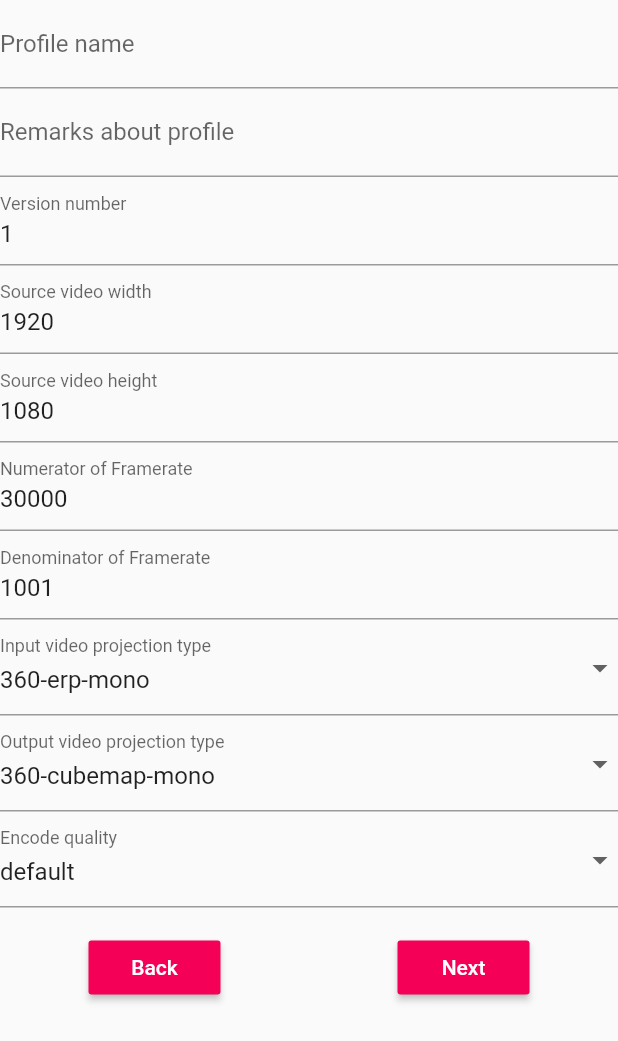
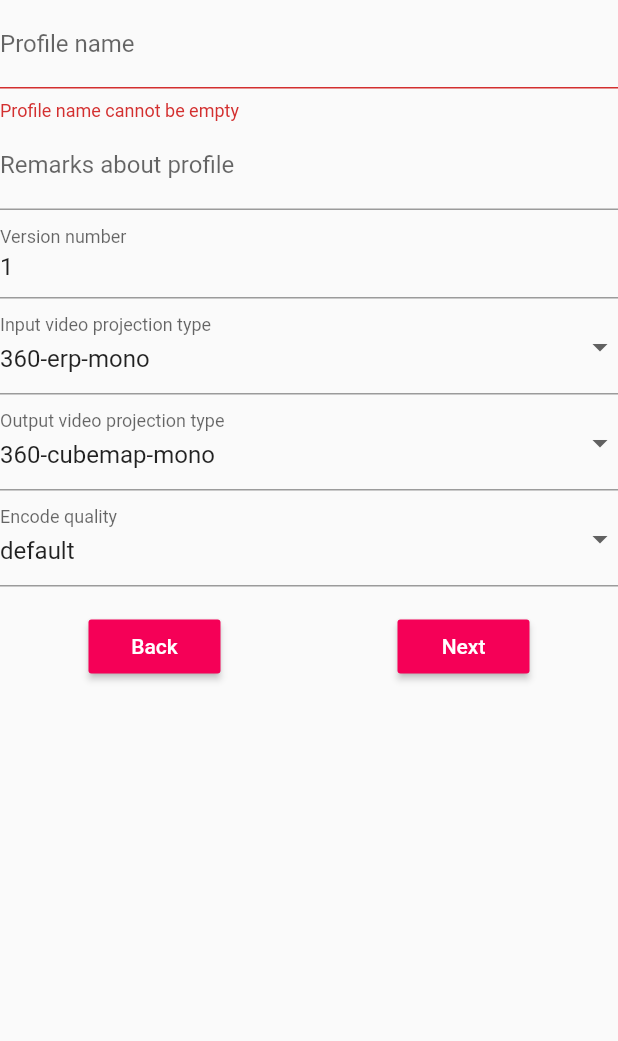
Before and after one commit to Ngoni-Sama/tiledmedia, a Flutter app: the StepProfile widget shown alone on an empty page, opened directly with empty values, on a phone screen of 412 x 824 dp. Shown: the top 1041 px of the screen. Run offline on Flutter 3.47's test engine with Material 2 defaults, Android fonts, the phone set to English and light mode, and no system bars; our stand-ins replace shared_preferences; missing offline and left inert: dart:html; accounts and stored records are empty.

Commit message:
remove resolution and framerate

```diff
--- a/lib/data/models/profile.model.dart
+++ b/lib/data/models/profile.model.dart
@@ -6,10 +6,6 @@ class Profile {
   String name;
   String remark;
   int version;
-  int width;
-  int height;
-  int frameRateNumber;
-  int frameRateDenom;
   String inProjectionType;
   String outProjectionType;
   String encodeQuality;
@@ -28,10 +24,6 @@ class Profile {
     this.name = '';
     this.remark = '';
     this.version = 1;
-    this.width = 1920;
-    this.height = 1080;
-    this.frameRateNumber = 30000;
-    this.frameRateDenom = 1001;
     this.inProjectionType = '360-erp-mono';
     this.outProjectionType = '360-cubemap-mono';
     this.encodeQuality = 'default';
@@ -92,10 +84,6 @@ class Profile {
       : name = json['name'],
         remark = json['remark'],
         version = json['version'],
-        width = json['width'],
-        height = json['height'],
-        frameRateNumber = json['frameRateNumber'],
-        frameRateDenom = json['frameRateDenom'],
         inProjectionType = json['inProjectionType'],
         outProjectionType = json['outProjectionType'],
         encodeQuality = json['encodeQuality'],
@@ -113,10 +101,6 @@ class Profile {
       'name': name,
       'remark': remark,
       'version': version,
-      'width': width,
-      'height': height,
-      'frameRateNumber': frameRateNumber,
-      'frameRateDenom': frameRateDenom,
       'inProjectionType': inProjectionType,
       'outProjectionType': outProjectionType,
       'encodeQuality': encodeQuality,
@@ -136,12 +120,6 @@ class Profile {
       "customer_id": Globals.customerID,
       "api_auth_token": Globals.apiAuthToken,
       "version": version,
-      "width": width,
-      "height": height,
-      "framerate": {
-        "num": frameRateNumber,
-        "denom": frameRateDenom
-      },
       "in_projection_type": inProjectionType,
       "out_projection_type": outProjectionType,
       "encode_quality": encodeQuality
--- a/lib/screens/create_profile/step_complete/step_complete.dart
+++ b/lib/screens/create_profile/step_complete/step_complete.dart
@@ -66,6 +66,7 @@ class _StepCompleteState extends State<StepComplete> {
       width: double.infinity,
       child: Form(
         key: formKey,
+        autovalidate: true,
         child: Column(
           children: <Widget>[
             DropdownButtonFormField(
--- a/lib/screens/create_profile/step_profile/step_profile.dart
+++ b/lib/screens/create_profile/step_profile/step_profile.dart
@@ -49,6 +49,7 @@ class _StepProfileState extends State<StepProfile> {
       width: double.infinity,
       child: Form(
         key: formKey,
+        autovalidate: true,
         child: Column(
           children: <Widget>[
             TextFormField(
@@ -83,66 +84,6 @@ class _StepProfileState extends State<StepProfile> {
               keyboardType: TextInputType.number,
               decoration: InputDecoration(labelText: 'Version number'),
               onSaved: (val) => setState(() => profile.version = int.parse(val)),
-            ),
-            TextFormField(
-              validator: (value) {
-                if (value.isEmpty) {
-                  return 'Width cannot be empty';
-                }
-                if (!isNumeric(value)) {
-                  return 'Width must be numeric';
-                }
-                return null;
-              },
-              initialValue: profile.width.toString(),
-              keyboardType: TextInputType.number,
-              decoration: InputDecoration(labelText: 'Source video width'),
-              onSaved: (val) => setState(() => profile.width = int.parse(val)),
-            ),
-            TextFormField(
-              validator: (value) {
-                if (value.isEmpty) {
-                  return 'Height cannot be empty';
-                }
-                if (!isNumeric(value)) {
-                  return 'Height must be numeric';
-                }
-                return null;
-              },
-              initialValue: profile.height.toString(),
-              keyboardType: TextInputType.number,
-              decoration: InputDecoration(labelText: 'Source video height'),
-              onSaved: (val) => setState(() => profile.height = int.parse(val)),
-            ),
-            TextFormField(
-              validator: (value) {
-                if (value.isEmpty) {
-                  return 'Framerate cannot be empty';
-                }
-                if (!isNumeric(value)) {
-                  return 'Framerate must be numeric';
-                }
-                return null;
-              },
-              initialValue: profile.frameRateNumber.toString(),
-              keyboardType: TextInputType.number,
-              decoration: InputDecoration(labelText: 'Numerator of Framerate'),
-              onSaved: (val) => setState(() => profile.frameRateNumber = int.parse(val)),
-            ),
-            TextFormField(
-              validator: (value) {
-                if (value.isEmpty) {
-                  return 'Framerate cannot be empty';
-                }
-                if (!isNumeric(value)) {
-                  return 'Framerate must be numeric';
-                }
-                return null;
-              },
-              initialValue: profile.frameRateDenom.toString(),
-              keyboardType: TextInputType.number,
-              decoration: InputDecoration(labelText: 'Denominator of Framerate'),
-              onSaved: (val) => setState(() => profile.frameRateDenom = int.parse(val)),
             ),
             DropdownButtonFormField(
               items: Globals.inProjectionType.entries.map((itm) {
--- a/lib/util/common.dart
+++ b/lib/util/common.dart
@@ -5,7 +5,7 @@ bool isNumeric(String s) {
   if(s == null) {
     return false;
   }
-  return double.parse(s) != null;
+  return double.tryParse(s) != null;
 }
 
 Future<SharedPreferences> initPreferences() async {
```
